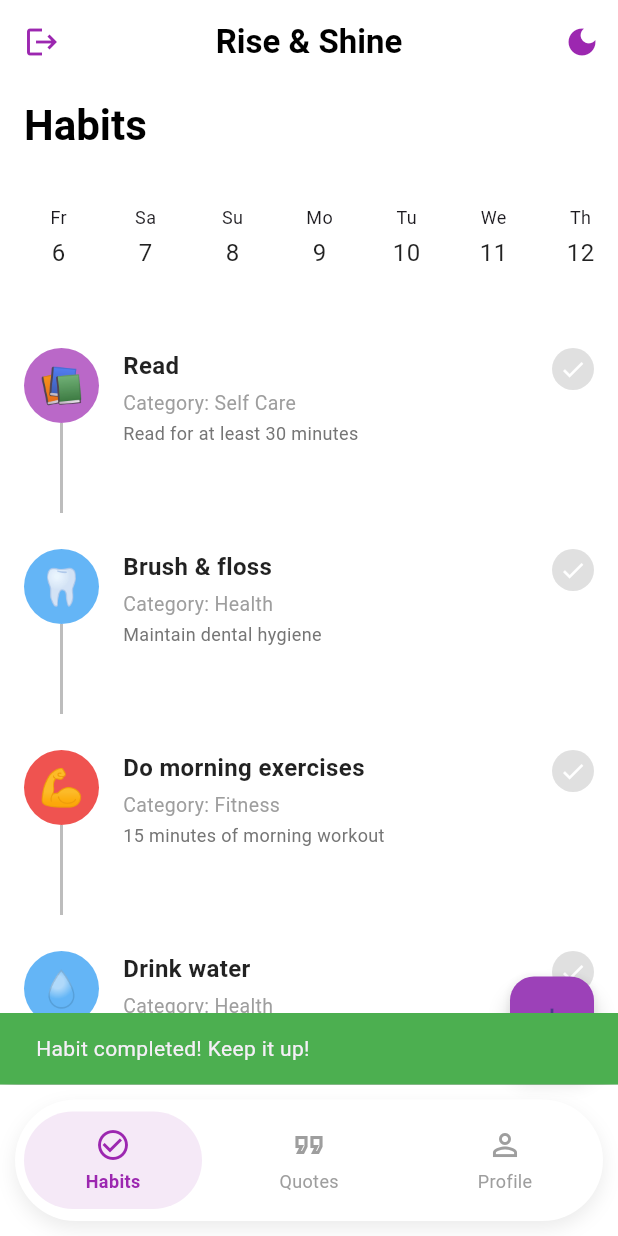
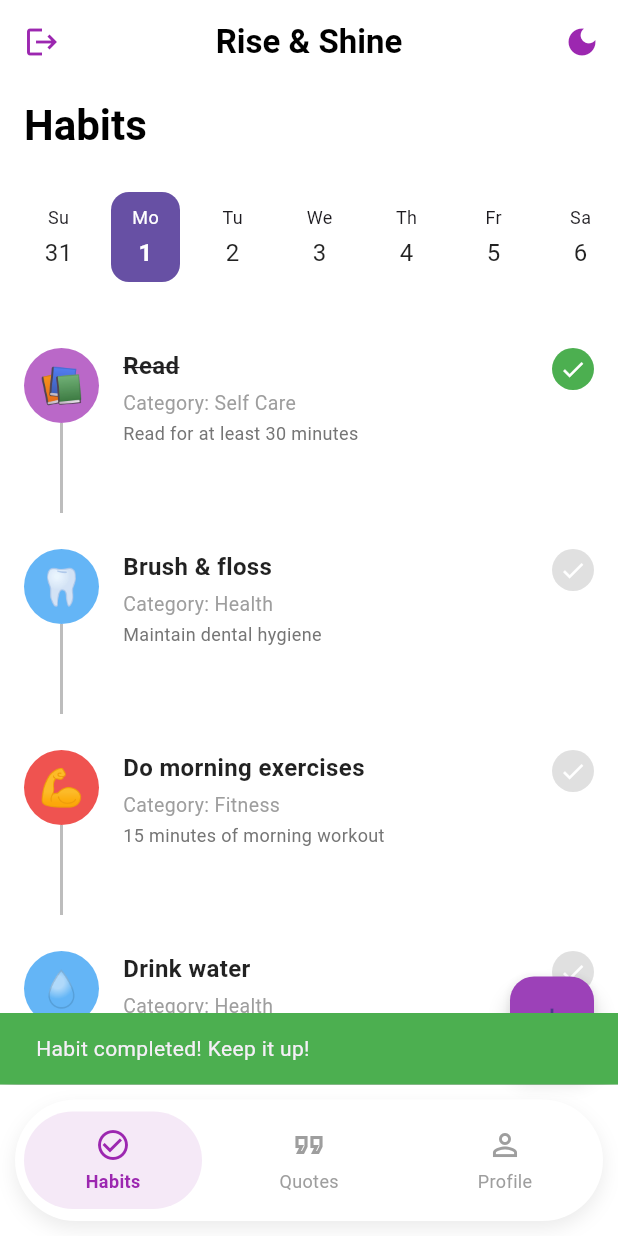
Before and after one commit to SadiaIslam989/flutter-habit-tracker, a Flutter app: the screen it shows after launch, after a tap on "Get started", after a tap on the "check" icon, on a phone screen of 412 x 824 dp. Run offline on Flutter 3.47's test engine with Material 3 defaults, Android fonts, the phone set to English and light mode, and no system bars; our stand-ins replace cloud_firestore, firebase_auth, firebase_core, fl_chart, flutter_riverpod, shared_preferences; accounts and stored records are empty.

Commit message:
Updated login, register, welcome screens and home/profile features

```diff
--- a/lib/auth/login_screen.dart
+++ b/lib/auth/login_screen.dart
@@ -21,7 +21,6 @@ class _LoginScreenState extends State<LoginScreen> {
     if (!_formKey.currentState!.validate()) return;
 
     setState(() => _isLoading = true);
-
 
     final authProvider = Provider.of<AuthProvider>(context, listen: false);
     final error = await authProvider.login(
@@ -54,7 +53,9 @@ class _LoginScreenState extends State<LoginScreen> {
 
   @override
   Widget build(BuildContext context) {
-    return Scaffold(
+    return Theme(
+      data: ThemeData.light(),
+      child: Scaffold(
         body: Container(
           decoration: const BoxDecoration(
             gradient: LinearGradient(
@@ -208,6 +209,7 @@ class _LoginScreenState extends State<LoginScreen> {
             ),
           ),
         ),
+      ),
     );
   }
 }
--- a/lib/auth/welcome_screen.dart
+++ b/lib/auth/welcome_screen.dart
@@ -8,7 +8,9 @@ class WelcomeScreen extends StatelessWidget {
 
   @override
   Widget build(BuildContext context) {
-    return Scaffold(
+    return Theme(
+      data: ThemeData.light(),
+      child: Scaffold(
         body: Container(
           decoration: const BoxDecoration(
             gradient: LinearGradient(
@@ -44,9 +46,7 @@ class WelcomeScreen extends StatelessWidget {
                       height: 240,
                       fit: BoxFit.contain,
                     ),
-
                     const SizedBox(height: 20),
-
                     const Text(
                       'Rise & Shine',
                       textAlign: TextAlign.center,
@@ -66,9 +66,7 @@ class WelcomeScreen extends StatelessWidget {
                         color: Colors.black54,
                       ),
                     ),
-
                     const SizedBox(height: 24),
-
                     SizedBox(
                       width: double.infinity,
                       height: 52,
@@ -114,6 +112,7 @@ class WelcomeScreen extends StatelessWidget {
             ),
           ),
         ),
+      ),
     );
   }
 }
--- a/lib/home/favorites_quotes_screen.dart
+++ b/lib/home/favorites_quotes_screen.dart
@@ -1,5 +1,5 @@
 import 'package:flutter/material.dart';
-import 'package:flutter/services.dart'; // Required for Clipboard
+import 'package:flutter/services.dart';
 import 'package:provider/provider.dart';
 import 'package:cloud_firestore/cloud_firestore.dart';
 import '../quotes/quotes_provider.dart';
@@ -21,7 +21,7 @@ class _FavoritesQuotesScreenState extends State<FavoritesQuotesScreen>
     Colors.deepPurple,
     Colors.pinkAccent,
     Colors.lightBlue,
-  ]; // cycle colors for cards
+  ];
 
   @override
   void initState() {
--- a/lib/home/habit_screen.dart
+++ b/lib/home/habit_screen.dart
@@ -1,3 +1,4 @@
+import 'dart:async';
 import 'package:flutter/material.dart';
 import 'package:cloud_firestore/cloud_firestore.dart';
 import 'package:firebase_auth/firebase_auth.dart';
@@ -16,12 +17,15 @@ class _HabitScreenState extends State<HabitScreen> {
   final _firestore = FirebaseFirestore.instance;
   DateTime _selectedDate = DateTime.now();
 
-  final List<String> _weekDays = ['Sa', 'Su', 'Mo', 'Tu', 'We', 'Th', 'Fr'];
-  final List<DateTime> _weekDates = List.generate(7, (index) {
+  late final Timer _timer;
+  final List<String> _weekDays = ['Su', 'Mo', 'Tu', 'We', 'Th', 'Fr', 'Sa'];
+
+
+  List<DateTime> get _weekDates {
     final now = DateTime.now();
-    final weekStart = now.subtract(Duration(days: now.weekday - 6));
-    return weekStart.add(Duration(days: index));
-  });
+    final startOfWeek = now.subtract(Duration(days: now.weekday % 7));
+    return List.generate(7, (index) => startOfWeek.add(Duration(days: index)));
+  }
 
   Future<void> _toggleHabitCompletion(
       String habitId, Map<String, dynamic> habitData) async {
@@ -48,7 +52,7 @@ class _HabitScreenState extends State<HabitScreen> {
       final alreadyCompletedToday = completionHistory.any((date) {
         final dateStr = date is Timestamp
             ? DateFormat('yyyy-MM-dd').format(date.toDate())
-            : date.toString();
+            : date.toString().substring(0, 10);
         return dateStr == today;
       });
 
@@ -62,12 +66,11 @@ class _HabitScreenState extends State<HabitScreen> {
         return;
       }
 
+      completionHistory.add(DateTime.now());
 
-      completionHistory.add(DateTime.now());
-      int currentStreak = completionHistory.length;
-      bool isCompleted = currentStreak >= 7;
+      int currentStreak = (habitData['currentStreak'] ?? 0) + 1;
 
-      if (isCompleted) {
+      if (currentStreak >= 7) {
         ScaffoldMessenger.of(context).showSnackBar(
           const SnackBar(
             content: Text(
@@ -84,7 +87,7 @@ class _HabitScreenState extends State<HabitScreen> {
           .collection('habits')
           .doc(habitId)
           .update({
-        'completionHistory': completionHistory,
+        'completionHistory': FieldValue.arrayUnion([DateTime.now()]),
         'currentStreak': currentStreak,
       });
 
@@ -104,17 +107,21 @@ class _HabitScreenState extends State<HabitScreen> {
     }
   }
 
-  bool isSameWeek(DateTime date1, DateTime date2) {
-    final d1 = date1.subtract(Duration(days: date1.weekday - 1));
-    final d2 = date2.subtract(Duration(days: date2.weekday - 1));
-    return DateFormat('yyyy-MM-dd').format(d1) ==
-        DateFormat('yyyy-MM-dd').format(d2);
-  }
-
   @override
   void initState() {
     super.initState();
     _checkAndCreateDefaultHabits();
+
+
+    _timer = Timer.periodic(const Duration(minutes: 1), (_) {
+      if (mounted) setState(() {});
+    });
+  }
+
+  @override
+  void dispose() {
+    _timer.cancel();
+    super.dispose();
   }
 
   Future<void> _checkAndCreateDefaultHabits() async {
@@ -202,12 +209,11 @@ class _HabitScreenState extends State<HabitScreen> {
               padding: const EdgeInsets.symmetric(horizontal: 16),
               child: Row(
                 children: _weekDates.map((date) {
-                  final isSelected =
-                      DateFormat('yyyy-MM-dd').format(date) ==
-                          DateFormat('yyyy-MM-dd').format(_selectedDate);
-                  final isToday =
-                      DateFormat('yyyy-MM-dd').format(date) ==
-                          DateFormat('yyyy-MM-dd').format(DateTime.now());
+                  final today = DateTime.now();
+                  final isSelected = DateFormat('yyyy-MM-dd').format(date) ==
+                      DateFormat('yyyy-MM-dd').format(_selectedDate);
+                  final isToday = DateFormat('yyyy-MM-dd').format(date) ==
+                      DateFormat('yyyy-MM-dd').format(today);
 
                   return Padding(
                     padding: const EdgeInsets.only(right: 12),
@@ -220,7 +226,9 @@ class _HabitScreenState extends State<HabitScreen> {
                           color: isSelected
                               ? Theme.of(context).primaryColor
                               : (isToday
-                                  ? Theme.of(context).primaryColor.withOpacity(0.1)
+                                  ? Theme.of(context)
+                                      .primaryColor
+                                      .withOpacity(0.1)
                                   : null),
                           borderRadius: BorderRadius.circular(12),
                         ),
@@ -232,7 +240,10 @@ class _HabitScreenState extends State<HabitScreen> {
                                 fontSize: 12,
                                 color: isSelected
                                     ? Colors.white
-                                    : Theme.of(context).textTheme.bodySmall?.color,
+                                    : Theme.of(context)
+                                        .textTheme
+                                        .bodySmall
+                                        ?.color,
                               ),
                             ),
                             const SizedBox(height: 4),
@@ -240,12 +251,14 @@ class _HabitScreenState extends State<HabitScreen> {
                               date.day.toString(),
                               style: TextStyle(
                                 fontSize: 16,
-                                fontWeight: isSelected || isToday
-                                    ? FontWeight.bold
-                                    : FontWeight.normal,
+                                fontWeight:
+                                    isSelected || isToday ? FontWeight.bold : FontWeight.normal,
                                 color: isSelected
                                     ? Colors.white
-                                    : Theme.of(context).textTheme.bodyLarge?.color,
+                                    : Theme.of(context)
+                                        .textTheme
+                                        .bodyLarge
+                                        ?.color,
                               ),
                             ),
                           ],
@@ -257,10 +270,8 @@ class _HabitScreenState extends State<HabitScreen> {
               ),
             ),
           ),
-
           const SizedBox(height: 8),
 
-          // Habits list
           Expanded(
             child: StreamBuilder<QuerySnapshot>(
               stream: _firestore
@@ -319,7 +330,7 @@ class _HabitScreenState extends State<HabitScreen> {
                     final isCompletedToday = completionHistory.any((date) {
                       final dateStr = date is Timestamp
                           ? DateFormat('yyyy-MM-dd').format(date.toDate())
-                          : date.toString();
+                          : date.toString().substring(0, 10);
                       return dateStr == today;
                     });
 
@@ -368,8 +379,6 @@ class _HabitScreenState extends State<HabitScreen> {
                               ],
                             ),
                             const SizedBox(width: 16),
-
-                            // Habit details
                             Expanded(
                               child: Column(
                                 crossAxisAlignment: CrossAxisAlignment.start,
@@ -405,8 +414,6 @@ class _HabitScreenState extends State<HabitScreen> {
                                 ],
                               ),
                             ),
-
-                            // Check button
                             GestureDetector(
                               onTap: () {
                                 _toggleHabitCompletion(
--- a/lib/profile/edit_profile_screen.dart
+++ b/lib/profile/edit_profile_screen.dart
@@ -188,7 +188,7 @@ class _EditProfileScreenState extends State<EditProfileScreen> {
             child: Column(
               crossAxisAlignment: CrossAxisAlignment.start,
               children: [
-                // Profile Picture Section
+
                 Center(
                   child: GestureDetector(
                     onTap: _showAvatarPicker,
```
Also changed, not shown: lib/auth/register_screen.dart (+6 -13 lines), lib/profile/ProfileViewScreen.dart (+48 -28 lines). Lines whose indentation alone changed are shown as unchanged.
